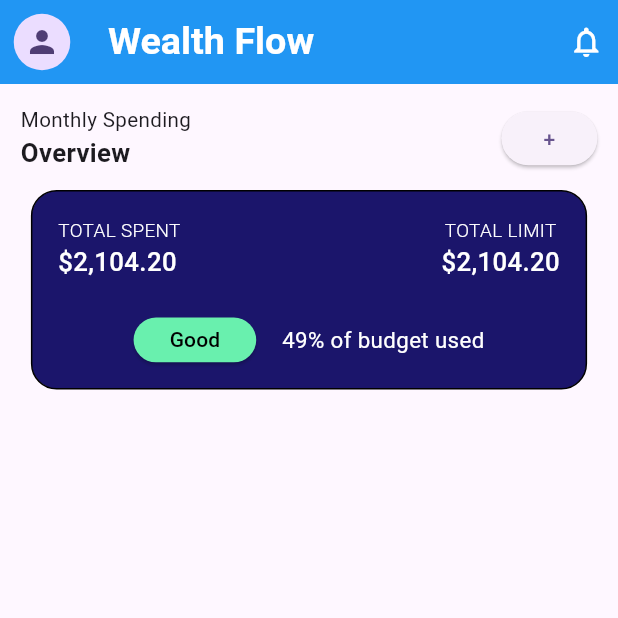
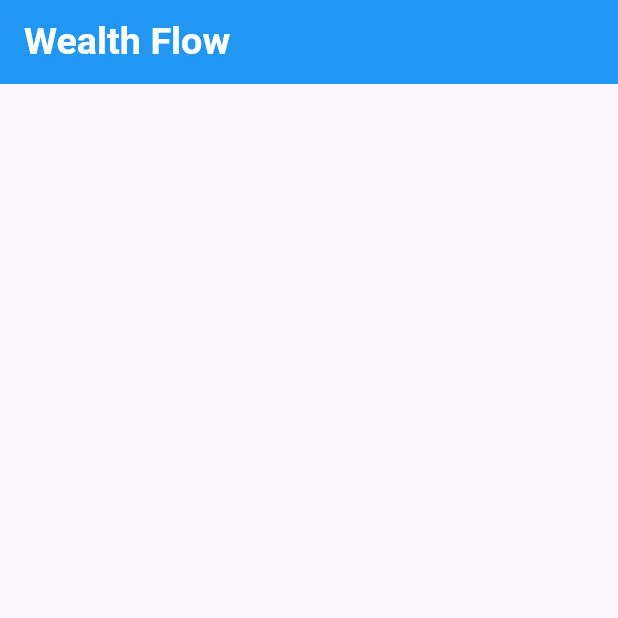
Before and after one commit to bipin24746/expense_tracker, a Flutter app: the screen it shows after launch, on a phone screen of 412 x 824 dp, the top half of it. Run offline on Flutter 3.47's test engine with Material 3 defaults, Android fonts, the phone set to English and light mode, and no system bars; our stand-ins replace flutter_screenutil, go_router.

Commit message:
budgte screen ui done

```diff
--- a/lib/features/home_screen/presentation/screen/home_screen.dart
+++ b/lib/features/home_screen/presentation/screen/home_screen.dart
@@ -1,62 +1,12 @@
-import 'package:expense_tracker/core/utils/colors.dart';
-import 'package:expense_tracker/features/home_screen/presentation/widget/balance_card.dart';
 import 'package:flutter/material.dart';
-import 'package:flutter_screenutil/flutter_screenutil.dart';
 
-class HomeScreen extends StatefulWidget {
+class HomeScreen extends StatelessWidget {
   const HomeScreen({super.key});
 
   @override
-  State<HomeScreen> createState() => _HomeScreenState();
-}
-
-class _HomeScreenState extends State<HomeScreen> {
-  @override
   Widget build(BuildContext context) {
     return Scaffold(
-      appBar: AppBar(
-        leading: Padding(
-          padding: EdgeInsets.all(8.w),
-          child: CircleAvatar(child: Icon(Icons.person)),
-        ),
-        title: Text("Wealth Flow"),
-        actions: [
-          Padding(
-            padding: EdgeInsets.all(8.w),
-            child: Icon(Icons.notifications_outlined, color: AppColors.navIcon),
-          ),
-        ],
-      ),
-      body: Padding(
-        padding:  EdgeInsets.all(12.w),
-        child: Column(
-          children: [
-            Row(
-              mainAxisAlignment: MainAxisAlignment.spaceBetween,
-              children: [
-                Column(
-                  crossAxisAlignment: CrossAxisAlignment.start,
-                  children: [
-                    Text("Monthly Spending", style: TextStyle(fontSize: 12.sp)),
-                    Text(
-                      "Overview",
-                      style: TextStyle(
-                        fontSize: 15.sp,
-                        fontWeight: FontWeight.w700,
-                      ),
-                    ),
-                  ],
-                ),
-                SizedBox(
-                    height: 30.h,
-                    child: ElevatedButton(onPressed: (){}, child: Text("+")))
-              ],
-            ),
-            SizedBox(height: 10.h,),
-            BalanceCard(),
-          ],
-        ),
-      ),
+      appBar: AppBar(title: Text("Wealth Flow"),),
     );
   }
 }
--- a/lib/features/home_screen/presentation/widget/balance_card.dart
+++ /dev/null
@@ -1,104 +0,0 @@
-import 'package:expense_tracker/core/utils/colors.dart';
-import 'package:flutter/material.dart';
-import 'package:flutter_screenutil/flutter_screenutil.dart';
-
-class BalanceCard extends StatelessWidget {
-  const BalanceCard({super.key});
-
-  @override
-  Widget build(BuildContext context) {
-    return Center(
-      child: SizedBox(
-        width: 0.9.sw,
-        child: Container(
-          decoration: BoxDecoration(
-            color: AppColors.card,
-            border: Border.all(),
-            borderRadius: BorderRadius.circular(15.r),
-          ),
-          child: Padding(
-            padding: EdgeInsets.all(15.w),
-            child: Column(
-              children: [
-                Row(
-                  mainAxisAlignment: MainAxisAlignment.spaceBetween,
-                  children: [
-                    Column(
-                      crossAxisAlignment: CrossAxisAlignment.start,
-                      children: [
-                        Text(
-                          "TOTAL SPENT",
-                          style: TextStyle(
-                            color: AppColors.text,
-                            fontWeight: FontWeight.w300,
-                            fontSize: 11.sp,
-                          ),
-                        ),
-                        Text(
-                          "\$2,104.20",
-                          style: TextStyle(
-                            color: AppColors.text,
-                            fontWeight: FontWeight.w500,
-                            fontSize: 15.sp,
-                          ),
-                        ),
-                      ],
-                    ),
-                    Column(
-                      children: [
-                        Text(
-                          "TOTAL LIMIT",
-                          style: TextStyle(
-                            color: AppColors.text,
-                            fontSize: 11.sp,
-                            fontWeight: FontWeight.w300,
-                          ),
-                        ),
-                        Text(
-                          "\$2,104.20",
-                          style: TextStyle(
-                            color: AppColors.text,
-                            fontWeight: FontWeight.w500,
-                            fontSize: 15.sp,
-                          ),
-                        ),
-                      ],
-                    ),
-                  ],
-                ),
-                SizedBox(height: 20.h),
-                Row(
-                  mainAxisAlignment: MainAxisAlignment.center,
-                  children: [
-                    SizedBox(
-                      height: 25.h,
-                      child: ElevatedButton(
-                        style: ElevatedButton.styleFrom(
-                          backgroundColor: Colors.greenAccent,
-                        ),
-                        onPressed: () {},
-                        child: Text(
-                          "Good",
-                          style: TextStyle(color: Colors.black),
-                        ),
-                      ),
-                    ),
-                    SizedBox(width: 15.w,),
-                    Text(
-                      "49% of budget used",
-                      style: TextStyle(
-                        color: AppColors.text,
-                        fontWeight: FontWeight.w400,
-                        fontSize: 13.sp,
-                      ),
-                    ),
-                  ],
-                ),
-              ],
-            ),
-          ),
-        ),
-      ),
-    );
-  }
-}
--- a/lib/main.dart
+++ b/lib/main.dart
@@ -10,26 +10,35 @@ void main() {
 class MyApp extends StatelessWidget {
   const MyApp({super.key});
 
-  // This widget is the root of your application.
   @override
   Widget build(BuildContext context) {
     return ScreenUtilInit(
       designSize: const Size(360, 690),
       minTextAdapt: true,
       splitScreenMode: true,
-      child: MaterialApp.router(
-        debugShowCheckedModeBanner: false,
-        title: 'Flutter Demo',
-        theme: ThemeData(
-          iconTheme: IconThemeData(color: AppColors.navIcon),
-          appBarTheme: AppBarTheme(backgroundColor: AppColors.navBar,
-            titleTextStyle: TextStyle(color: AppColors.navText,fontWeight: FontWeight.bold,fontSize: 22.sp),
+      builder: (context, child) {
+        return MaterialApp.router(
+          debugShowCheckedModeBanner: false,
+          title: 'Flutter Demo',
+          theme: ThemeData(
+            iconTheme: IconThemeData(
+              color: AppColors.navIcon,
+            ),
+            appBarTheme: AppBarTheme(
+              backgroundColor: AppColors.navBar,
+              titleTextStyle: TextStyle(
+                color: AppColors.navText,
+                fontWeight: FontWeight.bold,
+                fontSize: 22.sp,
+              ),
+            ),
+            colorScheme: ColorScheme.fromSeed(
+              seedColor: Colors.deepPurple,
+            ),
           ),
-          colorScheme: .fromSeed(seedColor: Colors.deepPurple),
-        ),
-        routerConfig: router,
-
-      ),
+          routerConfig: router,
+        );
+      },
     );
   }
 }
--- a/lib/router/router.dart
+++ b/lib/router/router.dart
@@ -1,3 +1,4 @@
+import 'package:expense_tracker/features/budget_screen/presentation/screen/budget_screen.dart';
 import 'package:expense_tracker/features/home_screen/presentation/screen/home_screen.dart';
 import 'package:expense_tracker/features/splash_screen/screen/splash_screen.dart';
 import 'package:flutter/cupertino.dart';
@@ -19,5 +20,11 @@ final GoRouter router = GoRouter(
         return const HomeScreen();
       },
     ),
+    GoRoute(
+      path: '/budget',
+      builder: (BuildContext context, GoRouterState state) {
+        return const BudgetScreen();
+      },
+    ),
   ],
 );
```
Also changed, not shown: lib/features/budget_screen/presentation/screen/budget_screen.dart (added, +66 -0 lines), lib/features/budget_screen/presentation/widget/balance_card.dart (added, +101 -0 lines), lib/features/budget_screen/presentation/widget/categories.dart (added, +172 -0 lines).
